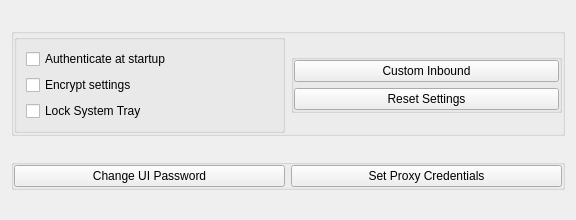
This is src/nekobox/ui/security/security.ui in qr243vbi/nekobox as Qt 5 draws it before an edit. The edited form follows.
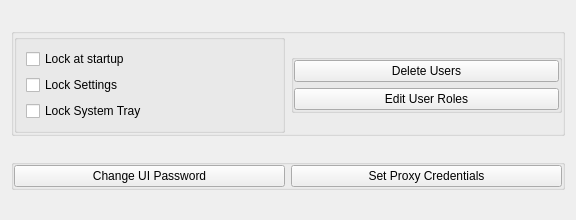
This is the edited form.

Patch:
```diff
--- a/src/nekobox/ui/security/security.ui
+++ b/src/nekobox/ui/security/security.ui
@@ -59,14 +59,14 @@
          <item>
           <widget class="QCheckBox" name="auth_startup">
            <property name="text">
-            <string>Authenticate at startup</string>
+            <string>Lock at startup</string>
            </property>
           </widget>
          </item>
          <item>
           <widget class="QCheckBox" name="encrypt_settings">
            <property name="text">
-            <string>Encrypt settings</string>
+            <string>Lock Settings</string>
            </property>
           </widget>
          </item>
@@ -107,17 +107,17 @@
          <property name="bottomMargin">
           <number>0</number>
          </property>
-         <item>
-          <widget class="QPushButton" name="custom_inbound">
-           <property name="text">
-            <string>Custom Inbound</string>
-           </property>
-          </widget>
-         </item>
          <item>
           <widget class="QPushButton" name="reset_settings">
            <property name="text">
-            <string>Reset Settings</string>
+            <string>Delete Users</string>
+           </property>
+          </widget>
+         </item>
+         <item>
+          <widget class="QPushButton" name="edit_users">
+           <property name="text">
+            <string>Edit User Roles</string>
            </property>
           </widget>
          </item>
```
Left out of the diff: 4 changed lines with no effect on the pictures.
